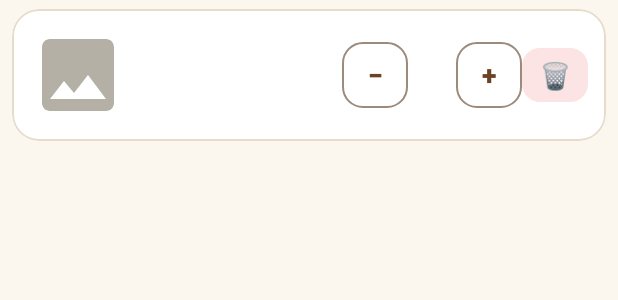
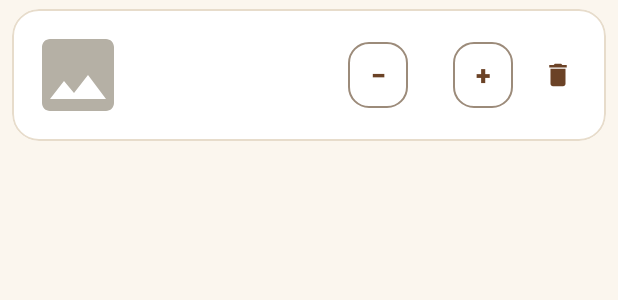
Before and after one commit to jorgesoto-13/APP-GEPSAC, an Android app: the layout item_carrito.xml on its own in the app's theme, with its tools: preview values and no code run, on a phone screen of 412 x 824 dp. Shown: the top 300 px of the screen. Run offline under Robolectric (Android 15) with nearby library versions, the phone set to English and light mode, and no system bars.

Commit message:
Descripción clara de los cambios realizados

```diff
--- a/app/src/main/java/com/gepsac/app/view/carrito/CarritoAdapter.kt
+++ b/app/src/main/java/com/gepsac/app/view/carrito/CarritoAdapter.kt
@@ -28,7 +28,7 @@ class CarritoAdapter(
         val item = data[i]
         with(h.b) {
             tvNombre.text = item.nombre
-            tvSub.text = item.precio.soles() + " c/u · " + (item.precio * item.cantidad).soles()
+            tvSub.text = "Subtotal: " + (item.precio * item.cantidad).soles()
             tvCant.text = item.cantidad.toString()
             img.mostrarProducto(item.imagen)
             btnMas.setOnClickListener { onCambio(item.productoId, 1) }
--- /dev/null
+++ b/app/src/main/res/drawable/ic_eliminar.xml
@@ -0,0 +1,20 @@
+<!--
+  ~ Copyright (C) 2026 The Android Open Source Project
+  ~
+  ~ Licensed under the Apache License, Version 2.0 (the "License");
+  ~ you may not use this file except in compliance with the License.
+  ~ You may obtain a copy of the License at
+  ~
+  ~      http://www.apache.org/licenses/LICENSE-2.0
+  ~
+  ~ Unless required by applicable law or agreed to in writing, software
+  ~ distributed under the License is distributed on an "AS IS" BASIS,
+  ~ WITHOUT WARRANTIES OR CONDITIONS OF ANY KIND, either express or implied.
+  ~ See the License for the specific language governing permissions and
+  ~ limitations under the License.
+  -->
+<vector xmlns:android="http://schemas.android.com/apk/res/android" android:height="24dp" android:tint="#745328" android:viewportHeight="24" android:viewportWidth="24" android:width="24dp">
+
+    <path android:fillColor="@android:color/white" android:pathData="M6,19c0,1.1 0.9,2 2,2h8c1.1,0 2,-0.9 2,-2V7H6v12zM19,4h-3.5l-1,-1h-5l-1,1H5v2h14V4z"/>
+
+</vector>
--- a/app/src/main/res/layout/item_carrito.xml
+++ b/app/src/main/res/layout/item_carrito.xml
@@ -1,11 +1,27 @@
 <?xml version="1.0" encoding="utf-8"?>
-<com.google.android.material.card.MaterialCardView xmlns:android="http://schemas.android.com/apk/res/android" xmlns:app="http://schemas.android.com/apk/res-auto"
-    android:layout_width="match_parent" android:layout_height="wrap_content"
-    android:layout_marginStart="8dp" android:layout_marginEnd="8dp" android:layout_marginTop="6dp" android:layout_marginBottom="6dp"
-    app:cardBackgroundColor="@color/surface" app:cardCornerRadius="18dp" app:cardElevation="0dp"
-    app:strokeColor="@color/line" app:strokeWidth="1dp">
-    <LinearLayout android:layout_width="match_parent" android:layout_height="wrap_content"
-        android:gravity="center_vertical" android:orientation="horizontal" android:padding="12dp">
+<com.google.android.material.card.MaterialCardView
+    xmlns:android="http://schemas.android.com/apk/res/android"
+    xmlns:app="http://schemas.android.com/apk/res-auto"
+    android:layout_width="match_parent"
+    android:layout_height="wrap_content"
+    android:layout_marginStart="8dp"
+    android:layout_marginEnd="8dp"
+    android:layout_marginTop="6dp"
+    android:layout_marginBottom="6dp"
+    app:cardBackgroundColor="@color/surface"
+    app:cardCornerRadius="18dp"
+    app:cardElevation="0dp"
+    app:strokeColor="@color/line"
+    app:strokeWidth="1dp">
+
+    <LinearLayout
+        android:layout_width="match_parent"
+        android:layout_height="wrap_content"
+        android:gravity="center_vertical"
+        android:orientation="horizontal"
+        android:padding="12dp">
+
+        <!-- Imagen del producto: se conserva su configuración -->
         <ImageView
             android:id="@+id/img"
             android:layout_width="64dp"
@@ -14,34 +30,87 @@
             android:scaleType="fitCenter"
             android:src="@drawable/ic_image"
             android:importantForAccessibility="no" />
-        <LinearLayout android:layout_width="0dp" android:layout_height="wrap_content" android:layout_weight="1"
-            android:layout_marginStart="12dp" android:layout_marginEnd="8dp" android:orientation="vertical">
-            <TextView android:id="@+id/tvNombre" android:layout_width="wrap_content" android:layout_height="wrap_content"
-                android:textColor="@color/ink" android:textStyle="bold" android:fontFamily="sans-serif-medium" />
-            <TextView android:id="@+id/tvSub" style="@style/Etiqueta" android:layout_width="wrap_content" android:layout_height="wrap_content" />
+
+        <!-- Nombre y subtotal -->
+        <LinearLayout
+            android:layout_width="0dp"
+            android:layout_height="wrap_content"
+            android:layout_weight="1"
+            android:layout_marginStart="12dp"
+            android:layout_marginEnd="8dp"
+            android:orientation="vertical">
+
+            <TextView
+                android:id="@+id/tvNombre"
+                android:layout_width="match_parent"
+                android:layout_height="wrap_content"
+                android:textColor="@color/ink"
+                android:textStyle="bold"
+                android:fontFamily="sans-serif-medium"
+                android:textSize="14sp" />
+
+            <TextView
+                android:id="@+id/tvSub"
+                style="@style/Etiqueta"
+                android:layout_width="wrap_content"
+                android:layout_height="wrap_content"
+                android:layout_marginTop="4dp" />
+
         </LinearLayout>
-        <!-- Selector de cantidad: botones de 44dp para que sean fáciles de tocar -->
-        <com.google.android.material.button.MaterialButton android:id="@+id/btnMenos" style="@style/Boton.Contorno"
-            android:layout_width="44dp" android:layout_height="44dp" android:minWidth="0dp" android:minHeight="0dp"
-            android:insetTop="0dp" android:insetBottom="0dp" android:padding="0dp" android:text="−" android:textSize="18sp"
-            android:contentDescription="Quitar uno" />
-        <TextView android:id="@+id/tvCant" android:layout_width="32dp" android:layout_height="wrap_content"
-            android:gravity="center" android:textColor="@color/ink" android:textSize="16sp" android:textStyle="bold" />
-        <com.google.android.material.button.MaterialButton android:id="@+id/btnMas" style="@style/Boton.Contorno"
-            android:layout_width="44dp" android:layout_height="44dp" android:minWidth="0dp" android:minHeight="0dp"
-            android:insetTop="0dp" android:insetBottom="0dp" android:padding="0dp" android:text="+" android:textSize="18sp"
-            android:contentDescription="Agregar uno" />
+
+        <!-- Disminuir cantidad -->
         <com.google.android.material.button.MaterialButton
-            android:id="@+id/btnEliminar"
-            android:layout_width="44dp"
+            android:id="@+id/btnMenos"
+            style="@style/Boton.Contorno"
+            android:layout_width="40dp"
             android:layout_height="44dp"
             android:minWidth="0dp"
             android:minHeight="0dp"
+            android:insetTop="0dp"
+            android:insetBottom="0dp"
             android:padding="0dp"
-            android:text="🗑️"
-            android:textSize="17sp"
+            android:text="−"
+            android:textSize="18sp"
+            android:contentDescription="Quitar uno" />
+
+        <!-- Cantidad -->
+        <TextView
+            android:id="@+id/tvCant"
+            android:layout_width="30dp"
+            android:layout_height="wrap_content"
+            android:gravity="center"
+            android:textColor="@color/ink"
+            android:textSize="16sp"
+            android:textStyle="bold" />
+
+        <!-- Aumentar cantidad -->
+        <com.google.android.material.button.MaterialButton
+            android:id="@+id/btnMas"
+            style="@style/Boton.Contorno"
+            android:layout_width="40dp"
+            android:layout_height="44dp"
+            android:minWidth="0dp"
+            android:minHeight="0dp"
+            android:insetTop="0dp"
+            android:insetBottom="0dp"
+            android:padding="0dp"
+            android:text="+"
+            android:textSize="18sp"
+            android:contentDescription="Agregar uno" />
+
+        <!-- Eliminar producto -->
+        <ImageButton
+            android:id="@+id/btnEliminar"
+            android:layout_width="40dp"
+            android:layout_height="44dp"
+            android:layout_marginStart="10dp"
+            android:background="@android:color/transparent"
+            android:src="@drawable/ic_eliminar"
+            android:scaleType="fitCenter"
+            android:padding="10dp"
             android:contentDescription="Eliminar producto"
-            app:backgroundTint="#FCE4E4"
-            app:cornerRadius="12dp" />
+            app:tint="@color/brown" />
+
     </LinearLayout>
+
 </com.google.android.material.card.MaterialCardView>
```
Also changed, not shown: app/src/main/res/layout/item_producto.xml (+97 -22 lines).
